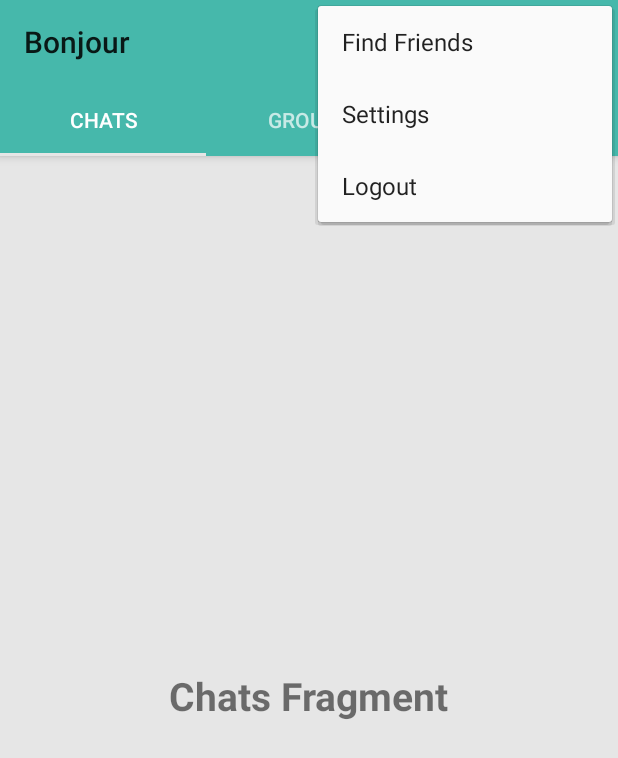
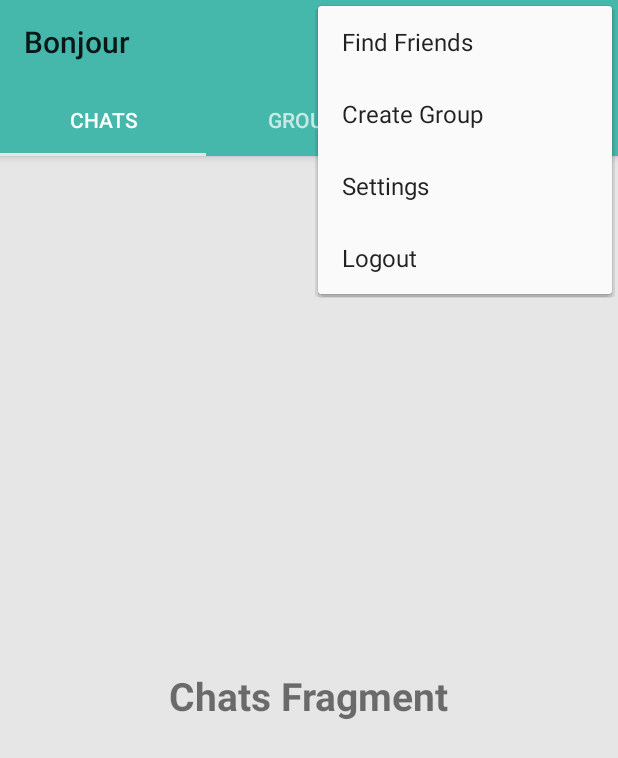
Before and after one commit to Zorba11/BonjourAndroid, an Android app: the MainActivity screen opened directly, with no data from a screen before it, with the options menu open, on a phone screen of 412 x 824 dp. Shown: the top 758 px of the screen. Run offline under Robolectric (Android 15) with nearby library versions, the phone set to English and light mode, and no system bars; our stand-ins replace Firebase (no records; nobody signed in at launch, a user with empty details on screens opened directly); 1 statement that could not run was skipped.

Commit message:
Create Groups option implemented successfully

```diff
--- a/app/src/main/res/menu/options_menu.xml
+++ b/app/src/main/res/menu/options_menu.xml
@@ -5,6 +5,13 @@
     <item
         android:title="Find Friends"
         android:id="@+id/main_find_friends_option"
+        app:showAsAction="never"
+
+        ></item>
+
+    <item
+        android:title="Create Group"
+        android:id="@+id/main_create_group_option"
         app:showAsAction="never"
 
         ></item>
--- a/app/src/main/res/values/styles.xml
+++ b/app/src/main/res/values/styles.xml
@@ -8,4 +8,8 @@
         <item name="colorAccent">@color/colorAccent</item>
     </style>
 
+    <style name="AlertDialog" parent="Base.Theme.AppCompat.Light.Dialog">
+
+    </style>
+
 </resources>
```
Also changed, not shown: app/src/main/java/com/alengeorge/bonjour/MainActivity.java (+65 -0 lines), app/src/main/java/com/alengeorge/bonjour/SettingsActivity.java (+47 -0 lines).
